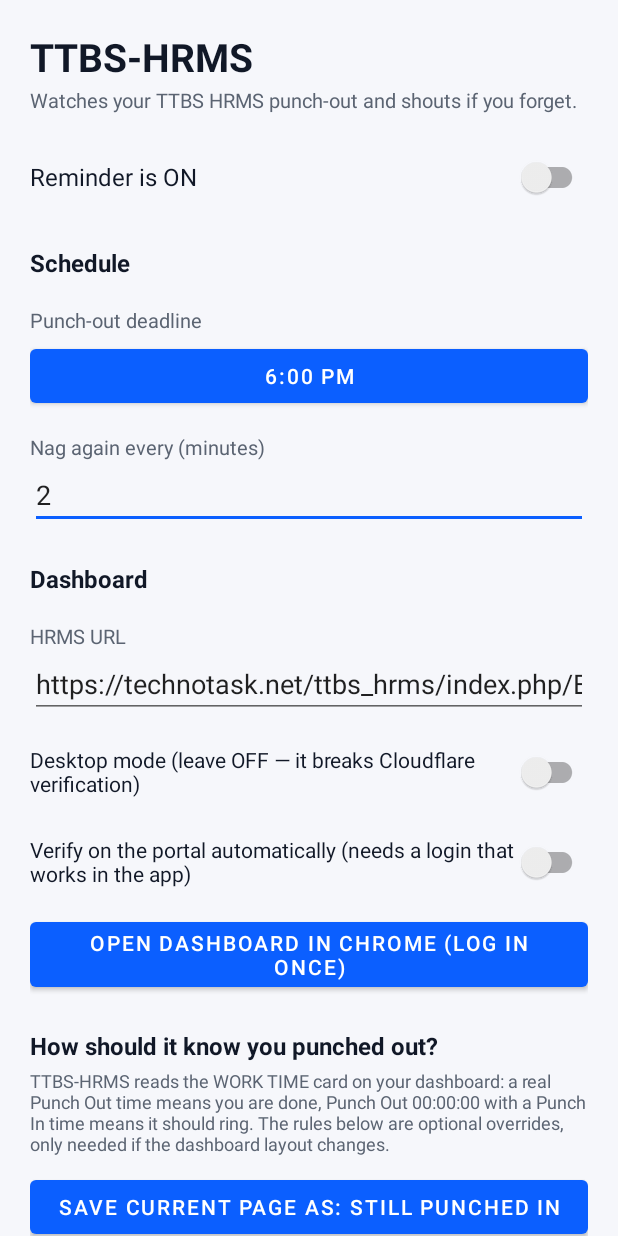
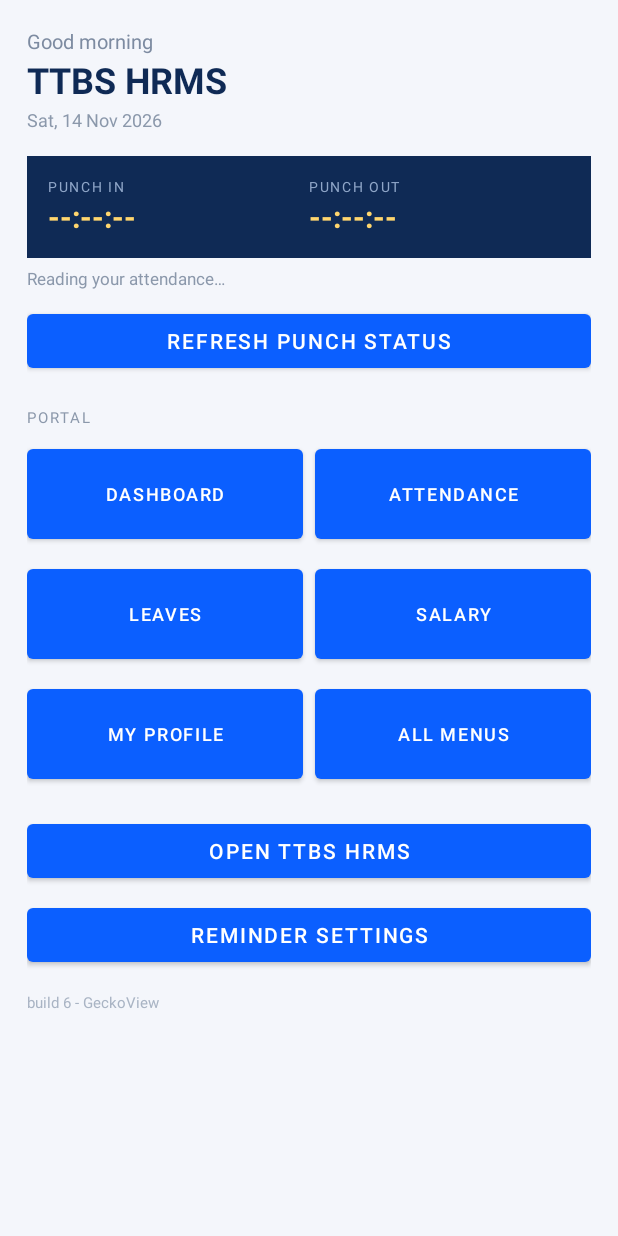
Before and after one commit to imprateekd/ttbs-hrms, an Android app: the screen it shows after launch (MainActivity before the commit, HomeActivity after it), on a phone screen of 412 x 824 dp. Run offline under Robolectric (Android 15) with nearby library versions, the phone set to English and light mode, and no system bars; libraries missing offline, so code that uses them is left out: org.mozilla.geckoview; 5 statements that could not run were skipped.

Commit message:
Design C: native home screen + GeckoView portal
Home shows punch status read from the portal through GeckoView, tiles open
the portal in an in-app GeckoView with our own toolbar. No browser chrome.

```diff
--- /dev/null
+++ b/app/src/main/java/com/ttbs/hrms/HomeActivity.kt
@@ -0,0 +1,137 @@
+package com.ttbs.hrms
+
+import android.content.Intent
+import android.os.Bundle
+import android.os.Handler
+import android.os.Looper
+import android.widget.Button
+import android.widget.TextView
+import androidx.appcompat.app.AppCompatActivity
+import org.mozilla.geckoview.GeckoSession
+import java.text.SimpleDateFormat
+import java.util.Calendar
+import java.util.Date
+import java.util.Locale
+
+/** Design C: native home screen, punch status on top, tiles into the portal. */
+class HomeActivity : AppCompatActivity() {
+
+    private lateinit var tvPunchIn: TextView
+    private lateinit var tvPunchOut: TextView
+    private lateinit var tvStatus: TextView
+    private var session: GeckoSession? = null
+    private var reading = false
+    private val handler = Handler(Looper.getMainLooper())
+
+    override fun onCreate(savedInstanceState: Bundle?) {
+        super.onCreate(savedInstanceState)
+        setContentView(R.layout.activity_home)
+
+        tvPunchIn = findViewById(R.id.tvPunchIn)
+        tvPunchOut = findViewById(R.id.tvPunchOut)
+        tvStatus = findViewById(R.id.tvStatus)
+
+        val hour = Calendar.getInstance().get(Calendar.HOUR_OF_DAY)
+        findViewById<TextView>(R.id.tvGreeting).text = when {
+            hour < 12 -> "Good morning"
+            hour < 17 -> "Good afternoon"
+            else -> "Good evening"
+        }
+        findViewById<TextView>(R.id.tvDate).text =
+            SimpleDateFormat("EEE, d MMM yyyy", Locale.getDefault()).format(Date())
+
+        findViewById<Button>(R.id.btnRefresh).setOnClickListener { readPunchStatus() }
+        findViewById<Button>(R.id.btnOpenPortal).setOnClickListener { openPortal() }
+        findViewById<Button>(R.id.btnSettings).setOnClickListener {
+            startActivity(Intent(this, MainActivity::class.java))
+        }
+        intArrayOf(
+            R.id.tileDashboard, R.id.tileAttendance, R.id.tileLeaves,
+            R.id.tileSalary, R.id.tileProfile, R.id.tileMenu
+        ).forEach { id -> findViewById<Button>(id).setOnClickListener { openPortal() } }
+    }
+
+    override fun onResume() {
+        super.onResume()
+        if (tvPunchIn.text == "--:--:--") readPunchStatus()
+    }
+
+    private fun openPortal() {
+        startActivity(Intent(this, PortalActivity::class.java))
+    }
+
+    private fun readPunchStatus() {
+        if (reading) return
+        reading = true
+        tvStatus.text = "Reading your attendance…"
+
+        val s = GeckoShell.newSession(this)
+        session?.close()
+        session = s
+
+        s.progressDelegate = object : GeckoSession.ProgressDelegate {
+            override fun onPageStop(session: GeckoSession, success: Boolean) {
+                if (!success) {
+                    finishRead("Could not load the dashboard.")
+                    return
+                }
+                session.evaluateJS("document.body ? document.body.innerText : ''")
+                    .accept { value -> runOnUiThread { applyText(value?.toString() ?: "") } }
+            }
+        }
+        s.loadUri(Cfg.url(this))
+
+        handler.postDelayed({
+            if (reading) finishRead("Timed out reading the dashboard.")
+        }, 40_000)
+    }
+
+    private fun applyText(text: String) {
+        val pin = timeAfter(text, Regex("Punch\\s*In\\b", RegexOption.IGNORE_CASE),
+            Regex("Punch\\s*Out\\b", RegexOption.IGNORE_CASE))
+        val pout = timeAfter(text, Regex("Punch\\s*Out\\b", RegexOption.IGNORE_CASE), null)
+
+        tvPunchIn.text = pin ?: "--:--:--"
+        tvPunchOut.text = pout ?: "--:--:--"
+
+        val msg = when {
+            text.isBlank() -> "Empty page - are you logged in?"
+            pout == null -> "Could not find the Punch Out slot on the page."
+            isZero(pout) && pin != null && !isZero(pin) -> "Still punched in - punch out before you leave."
+            isZero(pout) -> "No punch-in recorded today."
+            else -> "Punched out at $pout."
+        }
+        finishRead(msg)
+    }
+
+    private fun timeAfter(text: String, label: Regex, other: Regex?): String? {
+        val start = text.indexOf("WORK TIME", ignoreCase = true)
+        val scope = if (start >= 0) text.substring(start, minOf(text.length, start + 900)) else text
+        val m = label.find(scope) ?: return null
+        var rest = scope.substring(m.range.last + 1, minOf(scope.length, m.range.last + 161))
+        if (other != null) {
+            val o = other.find(rest)
+            if (o != null) rest = rest.substring(0, o.range.first)
+        }
+        return Regex("\\d{1,2}:\\d{2}(:\\d{2})?").find(rest)?.value
+    }
+
+    private fun isZero(t: String): Boolean {
+        val d = t.filter { it.isDigit() }
+        return d.isNotEmpty() && d.all { it == '0' }
+    }
+
+    private fun finishRead(message: String) {
+        reading = false
+        handler.removeCallbacksAndMessages(null)
+        tvStatus.text = message
+        session?.close()
+        session = null
+    }
+
+    override fun onDestroy() {
+        handler.removeCallbacksAndMessages(null)
+        runCatching { session?.close() }
+        super.onDestroy()
+    }
+}
--- /dev/null
+++ b/app/src/main/res/layout/activity_home.xml
@@ -0,0 +1,216 @@
+<?xml version="1.0" encoding="utf-8"?>
+<ScrollView xmlns:android="http://schemas.android.com/apk/res/android"
+    android:layout_width="match_parent"
+    android:layout_height="match_parent"
+    android:background="#F4F6FB"
+    android:fillViewport="true">
+
+    <LinearLayout
+        android:layout_width="match_parent"
+        android:layout_height="wrap_content"
+        android:orientation="vertical"
+        android:padding="18dp">
+
+        <TextView
+            android:id="@+id/tvGreeting"
+            android:layout_width="wrap_content"
+            android:layout_height="wrap_content"
+            android:text="Good evening"
+            android:textColor="#7D8BA1"
+            android:textSize="13sp" />
+
+        <TextView
+            android:layout_width="wrap_content"
+            android:layout_height="wrap_content"
+            android:text="TTBS HRMS"
+            android:textColor="#0F2A55"
+            android:textSize="24sp"
+            android:textStyle="bold" />
+
+        <TextView
+            android:id="@+id/tvDate"
+            android:layout_width="wrap_content"
+            android:layout_height="wrap_content"
+            android:layout_marginTop="2dp"
+            android:text=""
+            android:textColor="#8B98AB"
+            android:textSize="12sp" />
+
+        <LinearLayout
+            android:layout_width="match_parent"
+            android:layout_height="wrap_content"
+            android:layout_marginTop="16dp"
+            android:background="#0F2A55"
+            android:orientation="horizontal"
+            android:padding="14dp">
+
+            <LinearLayout
+                android:layout_width="0dp"
+                android:layout_height="wrap_content"
+                android:layout_weight="1"
+                android:orientation="vertical">
+
+                <TextView
+                    android:layout_width="wrap_content"
+                    android:layout_height="wrap_content"
+                    android:text="PUNCH IN"
+                    android:textColor="#8FA6C8"
+                    android:textSize="9sp"
+                    android:letterSpacing="0.12" />
+
+                <TextView
+                    android:id="@+id/tvPunchIn"
+                    android:layout_width="wrap_content"
+                    android:layout_height="wrap_content"
+                    android:text="--:--:--"
+                    android:textColor="#FFD66E"
+                    android:textSize="20sp"
+                    android:textStyle="bold" />
+            </LinearLayout>
+
+            <LinearLayout
+                android:layout_width="0dp"
+                android:layout_height="wrap_content"
+                android:layout_weight="1"
+                android:orientation="vertical">
+
+                <TextView
+                    android:layout_width="wrap_content"
+                    android:layout_height="wrap_content"
+                    android:text="PUNCH OUT"
+                    android:textColor="#8FA6C8"
+                    android:textSize="9sp"
+                    android:letterSpacing="0.12" />
+
+                <TextView
+                    android:id="@+id/tvPunchOut"
+                    android:layout_width="wrap_content"
+                    android:layout_height="wrap_content"
+                    android:text="--:--:--"
+                    android:textColor="#FFD66E"
+                    android:textSize="20sp"
+                    android:textStyle="bold" />
+            </LinearLayout>
+        </LinearLayout>
+
+        <TextView
+            android:id="@+id/tvStatus"
+            android:layout_width="match_parent"
+            android:layout_height="wrap_content"
+            android:layout_marginTop="6dp"
+            android:text="Tap refresh to read your attendance."
+            android:textColor="#8B98AB"
+            android:textSize="11sp" />
+
+        <Button
+            android:id="@+id/btnRefresh"
+            android:layout_width="match_parent"
+            android:layout_height="wrap_content"
+            android:layout_marginTop="10dp"
+            android:text="Refresh punch status" />
+
+        <TextView
+            android:layout_width="wrap_content"
+            android:layout_height="wrap_content"
+            android:layout_marginTop="20dp"
+            android:text="PORTAL"
+            android:textColor="#8B98AB"
+            android:textSize="10sp"
+            android:letterSpacing="0.12" />
+
+        <LinearLayout
+            android:layout_width="match_parent"
+            android:layout_height="wrap_content"
+            android:layout_marginTop="8dp"
+            android:orientation="horizontal">
+
+            <Button
+                android:id="@+id/tileDashboard"
+                android:layout_width="0dp"
+                android:layout_height="72dp"
+                android:layout_weight="1"
+                android:text="Dashboard"
+                android:textSize="12sp" />
+
+            <Button
+                android:id="@+id/tileAttendance"
+                android:layout_width="0dp"
+                android:layout_height="72dp"
+                android:layout_marginStart="8dp"
+                android:layout_weight="1"
+                android:text="Attendance"
+                android:textSize="12sp" />
+        </LinearLayout>
+
+        <LinearLayout
+            android:layout_width="match_parent"
+            android:layout_height="wrap_content"
+            android:layout_marginTop="8dp"
+            android:orientation="horizontal">
+
+            <Button
+                android:id="@+id/tileLeaves"
+                android:layout_width="0dp"
+                android:layout_height="72dp"
+                android:layout_weight="1"
+                android:text="Leaves"
+                android:textSize="12sp" />
+
+            <Button
+                android:id="@+id/tileSalary"
+                android:layout_width="0dp"
+                android:layout_height="72dp"
+                android:layout_marginStart="8dp"
+                android:layout_weight="1"
+                android:text="Salary"
+                android:textSize="12sp" />
+        </LinearLayout>
+
+        <LinearLayout
+            android:layout_width="match_parent"
+            android:layout_height="wrap_content"
+            android:layout_marginTop="8dp"
+            android:orientation="horizontal">
+
+            <Button
+                android:id="@+id/tileProfile"
+                android:layout_width="0dp"
+                android:layout_height="72dp"
+                android:layout_weight="1"
+                android:text="My Profile"
+                android:textSize="12sp" />
+
+            <Button
+                android:id="@+id/tileMenu"
+                android:layout_width="0dp"
+                android:layout_height="72dp"
+                android:layout_marginStart="8dp"
+                android:layout_weight="1"
+                android:text="All menus"
+                android:textSize="12sp" />
+        </LinearLayout>
+
+        <Button
+            android:id="@+id/btnOpenPortal"
+            android:layout_width="match_parent"
+            android:layout_height="wrap_content"
+            android:layout_marginTop="18dp"
+            android:text="Open TTBS HRMS" />
+
+        <Button
+            android:id="@+id/btnSettings"
+            android:layout_width="match_parent"
+            android:layout_height="wrap_content"
+            android:layout_marginTop="8dp"
+            android:text="Reminder settings" />
+
+        <TextView
+            android:layout_width="match_parent"
+            android:layout_height="wrap_content"
+            android:layout_marginTop="14dp"
+            android:layout_marginBottom="18dp"
+            android:text="build 6 - GeckoView"
+            android:textColor="#A9B4C4"
+            android:textSize="10sp" />
+    </LinearLayout>
+</ScrollView>
```
Also changed, not shown: app/src/main/AndroidManifest.xml (+12 -1 lines), app/src/main/java/com/ttbs/hrms/AlarmActivity.kt (+1 -6 lines), app/src/main/java/com/ttbs/hrms/PortalActivity.kt (added, +57 -0 lines), app/src/main/res/layout/activity_portal.xml (added, +71 -0 lines).
